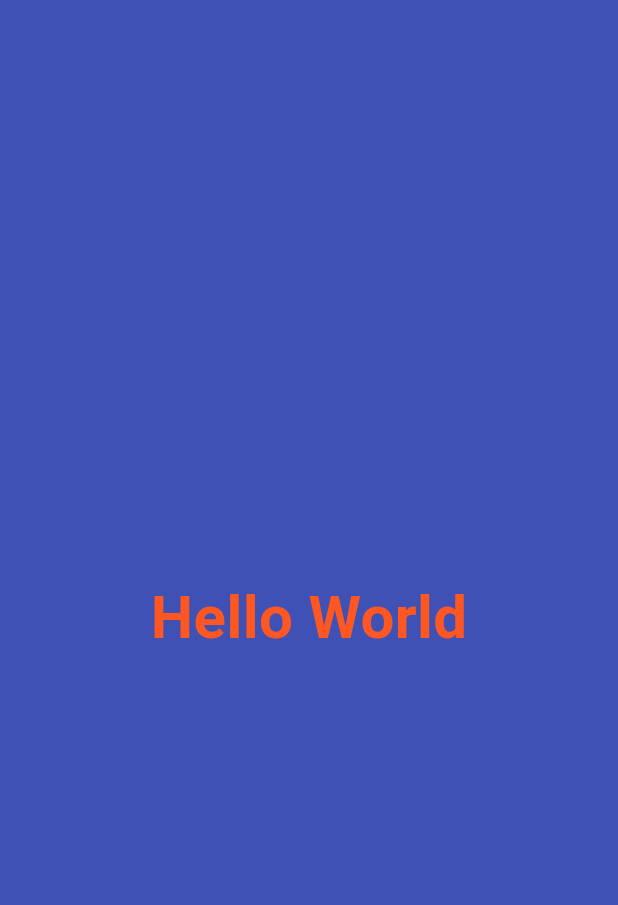
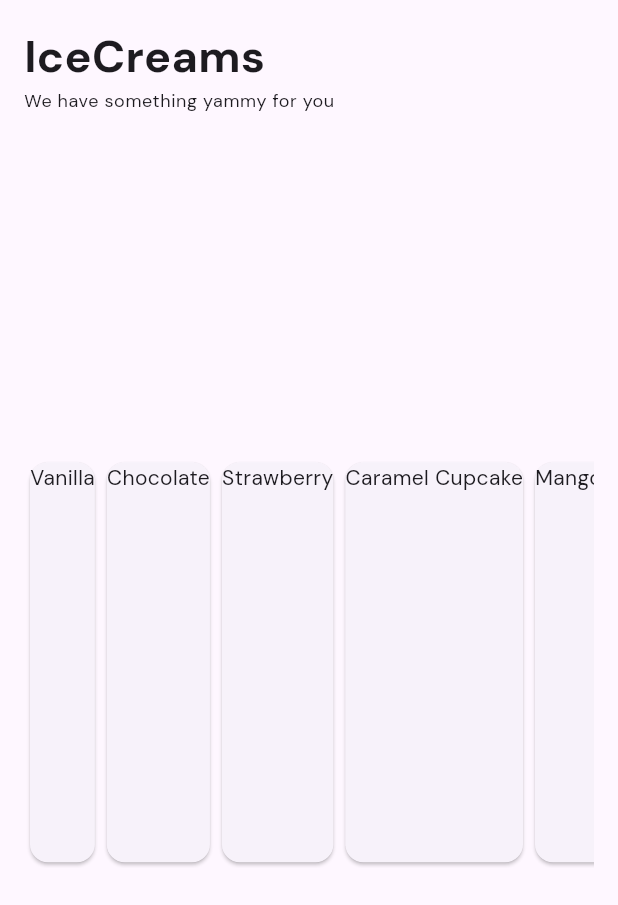
Before and after one commit to Praveenspattar/Flutter_learn, a Flutter app: the screen it shows after launch, on a phone screen of 412 x 824 dp. Shown: the top 905 px of the screen. Run offline on Flutter 3.47's test engine with Material 3 defaults, Android fonts, the phone set to English and light mode, and no system bars; our stand-ins replace google_fonts.

Commit message:
IceCream_app in progress

```diff
--- /dev/null
+++ b/assets/icecream.json
@@ -0,0 +1,76 @@
+{
+    "icecreams": [
+        {
+            "flavor": "Vanilla",
+            "description": "Classic and creamy vanilla flavour loved by everyone",
+            "toppings": ["chocolate chips", "whipped cream", "sprinkles"],
+            "price": 4.99,
+            "image": "https://images.unsplash.com/photo-1526268862070-516d2ac797a2?q=80&w=1937&auto=format&fit=crop&ixlib=rb-4.0.3&ixid=M3wxMjA3fDB8MHxwaG90by1wYWdlfHx8fGVufDB8fHx8fA%3D%3D",
+            "ingredients": [
+                {"name": "Vanilla Extract", "quantity": "2 tsp"},
+                {"name": "Heavy Cream", "quantity": "2 cups"},
+                {"name": "Sugar", "quantity": "3/4 cups"}
+            ]
+        },
+        {
+            "flavor": "Chocolate",
+            "description": "Rich and indulgent chocolate flavor for chocolate lovers",
+            "toppings": ["chocolate sauce", "whipped cream", "chocolate shavings"],
+            "price": 5.99,
+            "image": "https://media.istockphoto.com/id/910643846/photo/chocolate-ice-cream.jpg?s=2048x2048&w=is&k=20&c=LSevScEYu4hJMiKTXh2QUXYSaoqjl9xIapuygMDBxJ4=",
+            "ingredients": [
+              {"name": "Cocoa Powder", "quantity": "1/2 cup"},
+              {"name": "Heavy Cream", "quantity": "2 cups"},
+              {"name": "Sugar", "quantity": "1 cup"}
+            ]
+        },
+        {
+            "flavor": "Strawberry",
+            "description": "Sweet and fruity strawberry goodness with real fruit chunks",
+            "toppings": ["fresh strawberries", "whipped cream", "sprinkles"],
+            "price": 6.49,
+            "image": "https://plus.unsplash.com/premium_photo-1661288452010-951ca57991fc?q=80&w=1779&auto=format&fit=crop&ixlib=rb-4.0.3&ixid=M3wxMjA3fDB8MHxwaG90by1wYWdlfHx8fGVufDB8fHx8fA%3D%3D",
+            "ingredients": [
+              {"name": "Fresh Strawberries", "quantity": "1 cup, diced"},
+              {"name": "Heavy Cream", "quantity": "2 cups"},
+              {"name": "Sugar", "quantity": "1/2 cup"}
+            ]
+        },
+        {
+            "flavor": "Caramel Cupcake",
+            "description": "Delicious cupcake flavor with swirls of caramel",
+            "toppings": ["caramel sauce", "cupcake pieces", "whipped cream"],
+            "price": 7.99,
+            "image": "https://images.unsplash.com/photo-1549395156-e0c1fe6fc7a5?q=80&w=1887&auto=format&fit=crop&ixlib=rb-4.0.3&ixid=M3wxMjA3fDB8MHxwaG90by1wYWdlfHx8fGVufDB8fHx8fA%3D%3D",
+            "ingredients": [
+              {"name": "Cupcake Pieces", "quantity": "1 cup"},
+              {"name": "Caramel Sauce", "quantity": "3/4 cup"},
+              {"name": "Heavy Cream", "quantity": "2 cups"}
+            ]
+        },
+        {
+            "flavor": "Mango Sorbet",
+            "description": "Refreshing and tropical mango sorbet for a fruity delight",
+            "toppings": ["fresh mango slices", "mint leaves"],
+            "price": 5.49,
+            "image": "https://media.istockphoto.com/id/802040150/photo/mango-sorbet.jpg?s=2048x2048&w=is&k=20&c=8gphSQ2484WnZYXqhAP5-KgUOpLojL-ZKMD4wCQwZRM=",
+            "ingredients": [
+              {"name": "Fresh Mango Puree", "quantity": "2 cups"},
+              {"name": "Lime Juice", "quantity": "2 tbsp"},
+              {"name": "Sugar", "quantity": "1/2 cup"}
+            ]
+        },
+        {
+            "flavor": "Pistachio",
+            "description": "Nutty and creamy pistachio flavor with real pistachio chunks",
+            "toppings": ["chopped pistachios", "whipped cream", "chocolate drizzle"],
+            "price": 6.99,
+            "image": "https://media.istockphoto.com/id/1151466157/photo/pistachio-ice-cream-in-the-black-bowl.jpg?s=1024x1024&w=is&k=20&c=QtnOGpQnoHkmXZeXQpPGQWzN9VSypJwgijQNAAiYrgk=",
+            "ingredients": [
+              {"name": "Pistachio Paste", "quantity": "1/2 cup"},
+              {"name": "Heavy Cream", "quantity": "2 cups"},
+              {"name": "Sugar", "quantity": "1/3 cup"}
+            ]
+        }
+    ]
+}
--- a/lib/app/app.dart
+++ b/lib/app/app.dart
@@ -1,5 +1,6 @@
 import 'package:flutter/material.dart';
-import 'package:flutter_learn/views/home_view.dart';
+import 'package:flutter_learn/app/home_view.dart';
+import 'package:google_fonts/google_fonts.dart';
 
 class MyApp extends StatelessWidget {
   const MyApp({
@@ -10,7 +11,12 @@ class MyApp extends StatelessWidget {
   Widget build(BuildContext context) {
     return MaterialApp(
       title: "Flutter Learn",
-      home: HomeView(),
+      debugShowCheckedModeBanner: false,
+      theme: ThemeData(
+        primarySwatch: Colors.blueGrey,
+        fontFamily: GoogleFonts.dmSans().fontFamily,
+      ),
+      home: const HomeView(),
     );
   }
 }
--- /dev/null
+++ b/lib/app/home_view.dart
@@ -0,0 +1,16 @@
+import 'package:flutter/material.dart';
+import 'package:flutter_learn/iceceram/icecream_view.dart';
+
+class HomeView extends StatelessWidget {
+  const HomeView({super.key});
+
+  @override
+  Widget build(BuildContext context) {
+    return Scaffold(
+      body: SafeArea(
+        bottom: false,
+        child: IcecreamView(),
+      ),
+    );
+  }
+}
--- /dev/null
+++ b/lib/iceceram/icecream_view.dart
@@ -0,0 +1,69 @@
+
+import 'package:flutter/material.dart';
+import 'package:flutter/services.dart';
+import 'package:flutter_learn/iceceram/model/icecream.dart';
+
+class IcecreamView extends StatelessWidget {
+
+  Future<List<Icecream>?> loadIcecreams() async{
+    final rawIcecreams = await rootBundle.loadString("assets/icecream.json");
+    await Future.delayed(const Duration(seconds: 1));
+    final icecreams = icecreamDataFromJson(rawIcecreams);
+    return icecreams.icecreams;
+  }
+
+  @override
+  Widget build(BuildContext context) {
+    // TODO: implement build
+    return Padding(
+      padding: const EdgeInsets.all(16),
+      child: Column(
+        crossAxisAlignment: CrossAxisAlignment.start,
+        children: [
+          const Text("IceCreams",
+            style: TextStyle(
+              fontSize: 30,
+              fontWeight: FontWeight.bold
+            ),
+          ),
+          Text("We have something yammy for you",
+            style: Theme.of(context).textTheme.bodySmall,
+          ),
+          Expanded(
+            child: Center(
+              child: Column(
+                crossAxisAlignment: CrossAxisAlignment.center,
+                mainAxisAlignment: MainAxisAlignment.center,
+                children: [
+                  FutureBuilder(future: loadIcecreams(),
+                   builder: (context,snapshot){
+                    if (snapshot.connectionState == ConnectionState.done) {
+                      final icecreams = snapshot.data;
+                      return Container(
+                        width: MediaQuery.sizeOf(context).width,
+                        height: MediaQuery.sizeOf(context).height / 3,
+                        child: ListView.builder(
+                          itemBuilder: (context, index) {
+                          final icecream = icecreams[index];
+                          return Card(
+                            child: Text(icecream.flavor),
+                          );
+                        },
+                        scrollDirection: Axis.horizontal,
+                        itemCount: icecreams!.length,),
+                      );
+                    }
+                    else {
+                      return const Center(child: CircularProgressIndicator.adaptive());
+                    }
+                  }),
+                ],
+              ),
+            )
+          )
+        ],
+      ),
+    );
+  }
+
+}
--- /dev/null
+++ b/lib/iceceram/model/icecream.dart
@@ -0,0 +1,98 @@
+// Generated by https://quicktype.io
+
+import 'dart:convert';
+
+IcecreamData icecreamDataFromJson(String str){
+  final jsonData = json.decode(str);
+  return IcecreamData.fromJson(jsonData);
+}
+
+String icecreamDataToJson(IcecreamData data){
+  final dyn = data.toJson();
+  return json.encode(dyn);
+}
+
+class IcecreamData {
+  List<Icecream>? icecreams;
+
+  IcecreamData({
+    this.icecreams,
+  });
+
+  factory IcecreamData.fromJson(Map<String,dynamic> json) => new IcecreamData(
+    icecreams: new List<Icecream>.from(json["icecreams"].map((x) => Icecream.fromJson(x))),
+  );
+
+  Map<String, dynamic> toJson() => {
+    "icecreams": new List<dynamic>.from(icecreams!.map((x) => x.toJson())),
+  };
+
+}
+
+class Icecream {
+  String flavor;
+  String? description;
+  List<String>? toppings;
+  double price;
+  String? image;
+  List<Ingredient> ingredients;
+
+  Icecream({
+    required this.flavor,
+    this.description,
+    this.toppings,
+    required this.price,
+    this.image,
+    required this.ingredients,
+  });
+
+  factory Icecream.fromJson(Map<String, dynamic> json) {
+    return Icecream(
+      flavor: json['flavor'],
+      description: json['description'],
+      toppings: json['toppings'] != null
+        ? List<String>.from(json['toppings'])
+        : null,
+      price: json['price'].toDouble(),
+      image: json['image'],
+      ingredients: json['ingredients'] = List<Ingredient>.from(json['ingredients'].map((x) => Ingredient.fromJson(x))),
+    );
+  }
+
+  Map<String, dynamic> toJson() {
+    return {
+      'flavor': flavor,
+      'description': description,
+      'toppings': toppings,
+      'price': price,
+      'image': image,
+      'ingredients': List<dynamic>.from(ingredients.map((x) => x.toJson())),
+    };
+  }
+
+}
+
+class Ingredient {
+  String name;
+  String quantity;
+
+  Ingredient({
+    required this.name,
+    required this.quantity,
+  });
+
+  factory Ingredient.fromJson(Map<String, dynamic> json) {
+    return Ingredient(
+      name: json['name'],
+      quantity: json['quantity'],
+    );
+  }
+
+  Map<String, dynamic> toJson() {
+    return {
+      'name': name,
+      'quantity': quantity,
+    };
+  }
+
+}
--- a/lib/main.dart
+++ b/lib/main.dart
@@ -1,6 +1,8 @@
+ // ignore: depend_on_referenced_packages
+
 import 'package:flutter/material.dart';
 import 'package:flutter_learn/app/app.dart';
 
-void main() {
+void main(){
   runApp(const MyApp());
 }
--- a/lib/views/home_view.dart
+++ /dev/null
@@ -1,20 +0,0 @@
-import 'package:flutter/material.dart';
-
-class HomeView extends StatelessWidget {
-  const HomeView({super.key});
-
-  @override
-  Widget build(BuildContext context) {
-    return Material(
-        color: Colors.indigo,
-        child: Center(child: const Text(
-          "Hello World",
-          style: TextStyle(
-            fontSize: 40,
-            color: Colors.deepOrange,
-            fontWeight: FontWeight.bold,
-          ),
-        )),
-      );
-  }
-}
```
Also changed, not shown: lib/Calculator/views/calculator_view.dart (added, +188 -0 lines), lib/Calculator/views/home_view.dart (added, +17 -0 lines), pubspec.yaml (+5 -3 lines), pubspec.lock, 2 other files.
